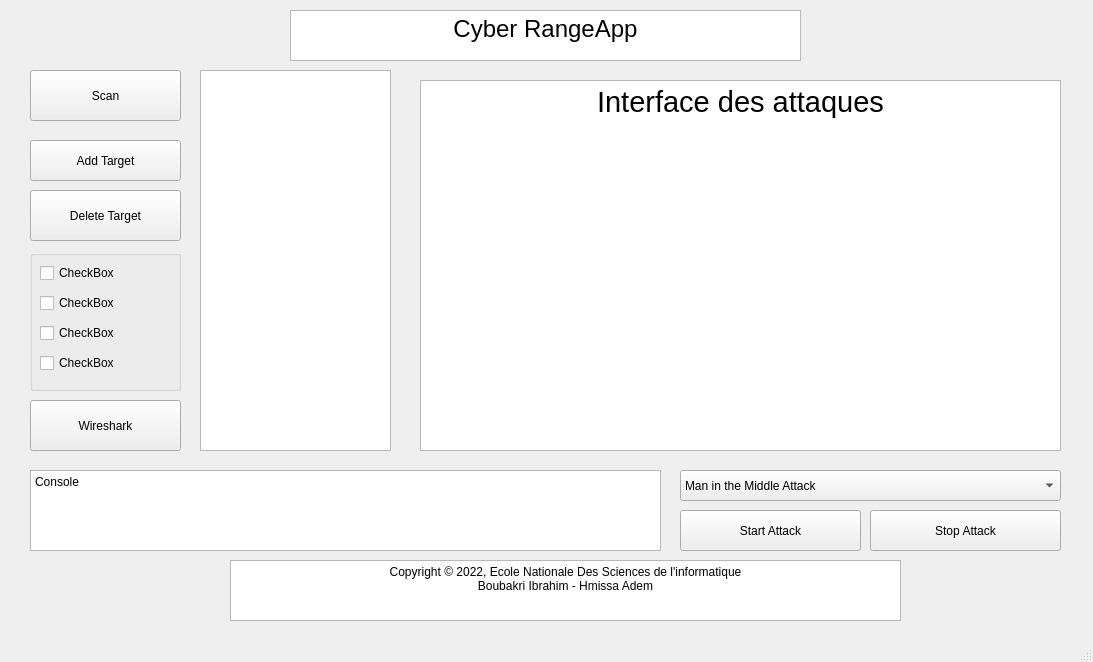
This is form.ui in eobeob10/ENSI-Cyber-Range-App as Qt 5 draws it before an edit. The edited form follows.
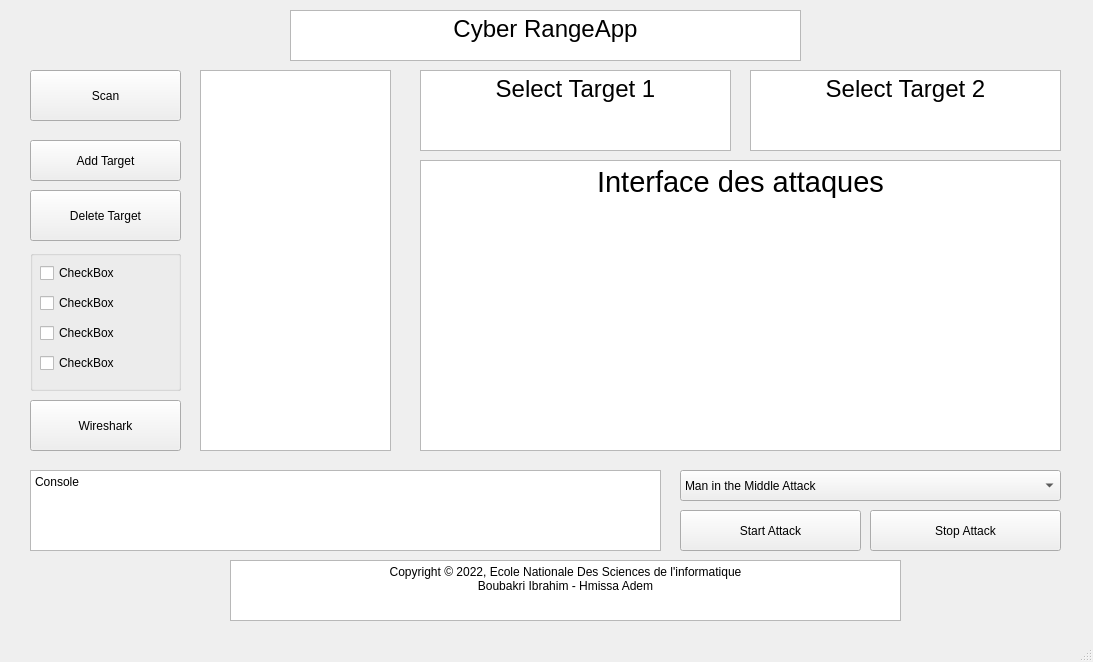
This is the edited form.

What changed in the file:
```diff
--- a/form.ui
+++ b/form.ui
@@ -109,9 +109,9 @@
     <property name="geometry">
      <rect>
       <x>420</x>
-      <y>80</y>
+      <y>160</y>
       <width>641</width>
-      <height>371</height>
+      <height>291</height>
      </rect>
     </property>
     <property name="html">
@@ -254,6 +254,40 @@
      </property>
     </item>
    </widget>
+   <widget class="QTextBrowser" name="target1">
+    <property name="geometry">
+     <rect>
+      <x>420</x>
+      <y>70</y>
+      <width>311</width>
+      <height>81</height>
+     </rect>
+    </property>
+    <property name="html">
+     <string>&lt;!DOCTYPE HTML PUBLIC &quot;-//W3C//DTD HTML 4.0//EN&quot; &quot;http://www.w3.org/TR/REC-html40/strict.dtd&quot;&gt;
+&lt;html&gt;&lt;head&gt;&lt;meta name=&quot;qrichtext&quot; content=&quot;1&quot; /&gt;&lt;meta charset=&quot;utf-8&quot; /&gt;&lt;style type=&quot;text/css&quot;&gt;
+p, li { white-space: pre-wrap; }
+&lt;/style&gt;&lt;/head&gt;&lt;body style=&quot; font-family:'Segoe UI'; font-size:9pt; font-weight:400; font-style:normal;&quot;&gt;
+&lt;p align=&quot;center&quot; style=&quot; margin-top:0px; margin-bottom:0px; margin-left:0px; margin-right:0px; -qt-block-indent:0; text-indent:0px;&quot;&gt;&lt;span style=&quot; font-size:18pt;&quot;&gt;Select Target 1&lt;/span&gt;&lt;/p&gt;&lt;/body&gt;&lt;/html&gt;</string>
+    </property>
+   </widget>
+   <widget class="QTextBrowser" name="target2">
+    <property name="geometry">
+     <rect>
+      <x>750</x>
+      <y>70</y>
+      <width>311</width>
+      <height>81</height>
+     </rect>
+    </property>
+    <property name="html">
+     <string>&lt;!DOCTYPE HTML PUBLIC &quot;-//W3C//DTD HTML 4.0//EN&quot; &quot;http://www.w3.org/TR/REC-html40/strict.dtd&quot;&gt;
+&lt;html&gt;&lt;head&gt;&lt;meta name=&quot;qrichtext&quot; content=&quot;1&quot; /&gt;&lt;meta charset=&quot;utf-8&quot; /&gt;&lt;style type=&quot;text/css&quot;&gt;
+p, li { white-space: pre-wrap; }
+&lt;/style&gt;&lt;/head&gt;&lt;body style=&quot; font-family:'Segoe UI'; font-size:9pt; font-weight:400; font-style:normal;&quot;&gt;
+&lt;p align=&quot;center&quot; style=&quot; margin-top:0px; margin-bottom:0px; margin-left:0px; margin-right:0px; -qt-block-indent:0; text-indent:0px;&quot;&gt;&lt;span style=&quot; font-size:18pt;&quot;&gt;Select Target 2&lt;/span&gt;&lt;/p&gt;&lt;/body&gt;&lt;/html&gt;</string>
+    </property>
+   </widget>
   </widget>
   <widget class="QMenuBar" name="menubar">
    <property name="geometry">
```
Left out of the diff: 12 changed lines with no effect on the pictures.
